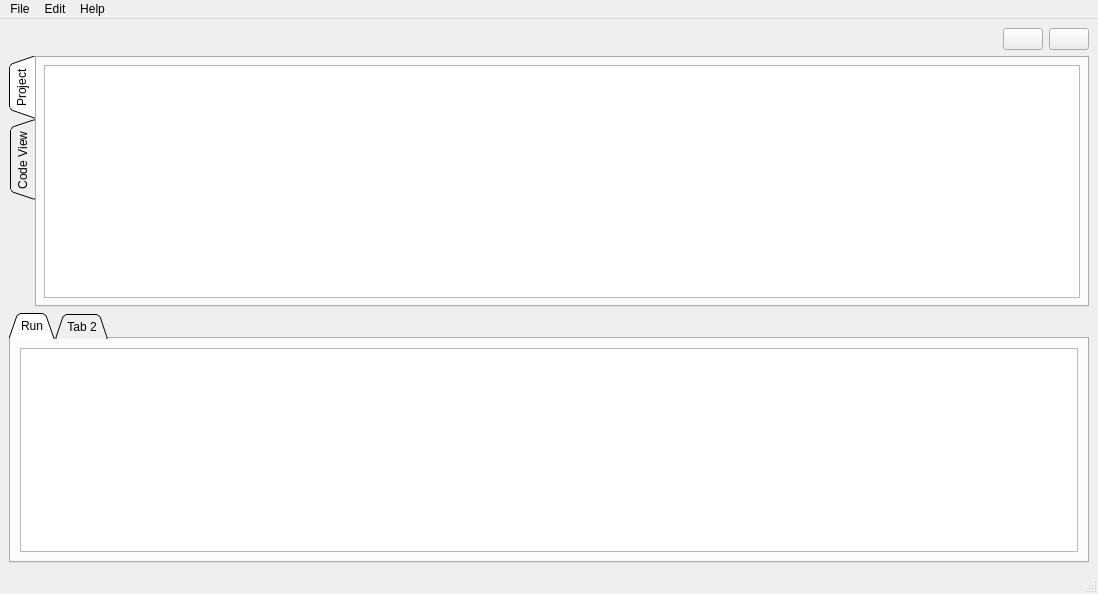
The window that appData/editor.ui (nikitka-lyceum/Editor) describes before a commit, drawn with Qt 5.
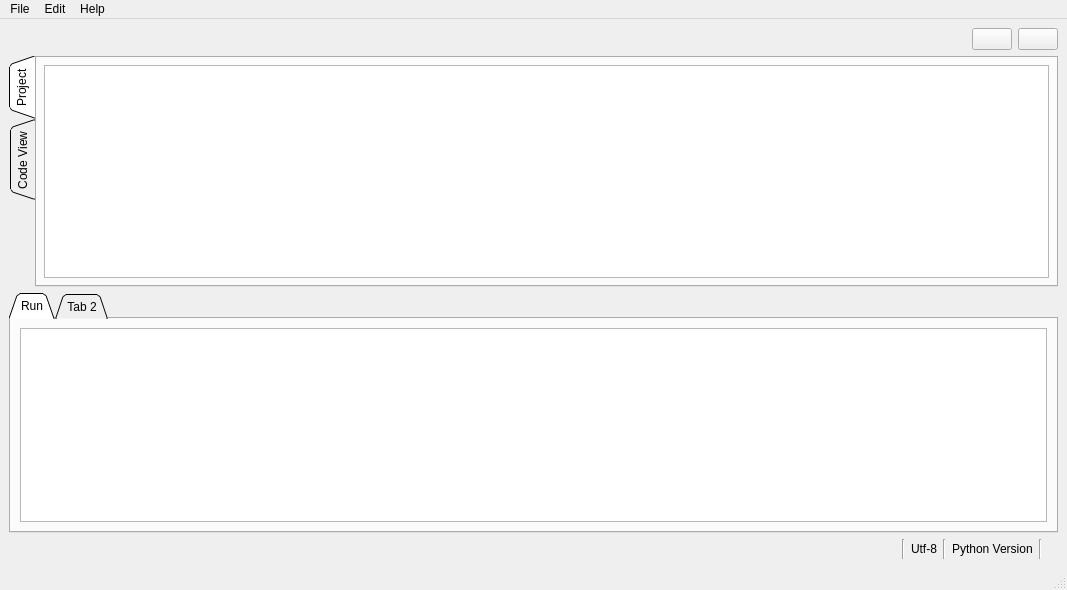
The same window after the commit.

```diff
--- a/appData/editor.ui
+++ b/appData/editor.ui
@@ -9,8 +9,8 @@
    <rect>
     <x>0</x>
     <y>0</y>
-    <width>1098</width>
-    <height>594</height>
+    <width>1067</width>
+    <height>590</height>
    </rect>
   </property>
   <property name="windowTitle">
@@ -20,59 +20,8 @@
    <string notr="true"/>
   </property>
   <widget class="QWidget" name="centralwidget">
-   <layout class="QVBoxLayout" name="verticalLayout_2">
-    <item>
-     <layout class="QHBoxLayout" name="horizontalLayout_2">
-      <item>
-       <widget class="QLabel" name="currentFile">
-        <property name="font">
-         <font>
-          <pointsize>10</pointsize>
-          <weight>75</weight>
-          <bold>true</bold>
-         </font>
-        </property>
-        <property name="text">
-         <string/>
-        </property>
-       </widget>
-      </item>
-      <item>
-       <spacer name="horizontalSpacer">
-        <property name="orientation">
-         <enum>Qt::Horizontal</enum>
-        </property>
-        <property name="sizeHint" stdset="0">
-         <size>
-          <width>40</width>
-          <height>20</height>
-         </size>
-        </property>
-       </spacer>
-      </item>
-      <item>
-       <widget class="QPushButton" name="startButton">
-        <property name="text">
-         <string/>
-        </property>
-        <property name="tag" stdset="0">
-         <string>startButton</string>
-        </property>
-       </widget>
-      </item>
-      <item>
-       <widget class="QPushButton" name="stopButton">
-        <property name="text">
-         <string/>
-        </property>
-        <property name="tag" stdset="0">
-         <string>stopButton</string>
-        </property>
-       </widget>
-      </item>
-     </layout>
-    </item>
-    <item>
+   <layout class="QFormLayout" name="formLayout">
+    <item row="1" column="0" colspan="2">
      <widget class="QTabWidget" name="tabWidget_2">
       <property name="styleSheet">
        <string notr="true">border-color: #000000;</string>
@@ -124,7 +73,58 @@
       </widget>
      </widget>
     </item>
-    <item>
+    <item row="0" column="0" colspan="2">
+     <layout class="QHBoxLayout" name="horizontalLayout_2">
+      <item>
+       <widget class="QLabel" name="currentFile">
+        <property name="font">
+         <font>
+          <pointsize>10</pointsize>
+          <weight>75</weight>
+          <bold>true</bold>
+         </font>
+        </property>
+        <property name="text">
+         <string/>
+        </property>
+       </widget>
+      </item>
+      <item>
+       <spacer name="horizontalSpacer">
+        <property name="orientation">
+         <enum>Qt::Horizontal</enum>
+        </property>
+        <property name="sizeHint" stdset="0">
+         <size>
+          <width>40</width>
+          <height>20</height>
+         </size>
+        </property>
+       </spacer>
+      </item>
+      <item>
+       <widget class="QPushButton" name="startButton">
+        <property name="text">
+         <string/>
+        </property>
+        <property name="tag" stdset="0">
+         <string>startButton</string>
+        </property>
+       </widget>
+      </item>
+      <item>
+       <widget class="QPushButton" name="stopButton">
+        <property name="text">
+         <string/>
+        </property>
+        <property name="tag" stdset="0">
+         <string>stopButton</string>
+        </property>
+       </widget>
+      </item>
+     </layout>
+    </item>
+    <item row="2" column="0" colspan="2">
      <widget class="QTabWidget" name="tabWidget">
       <property name="tabShape">
        <enum>QTabWidget::Triangular</enum>
@@ -156,6 +156,65 @@
       </widget>
      </widget>
     </item>
+    <item row="3" column="0" colspan="2">
+     <layout class="QHBoxLayout" name="horizontalLayout">
+      <item>
+       <spacer name="horizontalSpacer_2">
+        <property name="orientation">
+         <enum>Qt::Horizontal</enum>
+        </property>
+        <property name="sizeHint" stdset="0">
+         <size>
+          <width>40</width>
+          <height>20</height>
+         </size>
+        </property>
+       </spacer>
+      </item>
+      <item>
+       <widget class="Line" name="line_2">
+        <property name="orientation">
+         <enum>Qt::Vertical</enum>
+        </property>
+       </widget>
+      </item>
+      <item>
+       <widget class="QLabel" name="encoding">
+        <property name="text">
+         <string>Utf-8</string>
+        </property>
+       </widget>
+      </item>
+      <item>
+       <widget class="Line" name="line">
+        <property name="orientation">
+         <enum>Qt::Vertical</enum>
+        </property>
+       </widget>
+      </item>
+      <item>
+       <widget class="QLabel" name="pythonVersion">
+        <property name="text">
+         <string>Python Version</string>
+        </property>
+       </widget>
+      </item>
+      <item>
+       <widget class="Line" name="line_3">
+        <property name="orientation">
+         <enum>Qt::Vertical</enum>
+        </property>
+       </widget>
+      </item>
+      <item>
+       <widget class="QLabel" name="label">
+        <property name="text">
+         <string>   </string>
+        </property>
+       </widget>
+      </item>
+     </layout>
+    </item>
    </layout>
   </widget>
   <widget class="QStatusBar" name="statusbar"/>
@@ -164,7 +223,7 @@
     <rect>
      <x>0</x>
      <y>0</y>
-     <width>1098</width>
+     <width>1067</width>
      <height>21</height>
     </rect>
    </property>
```
